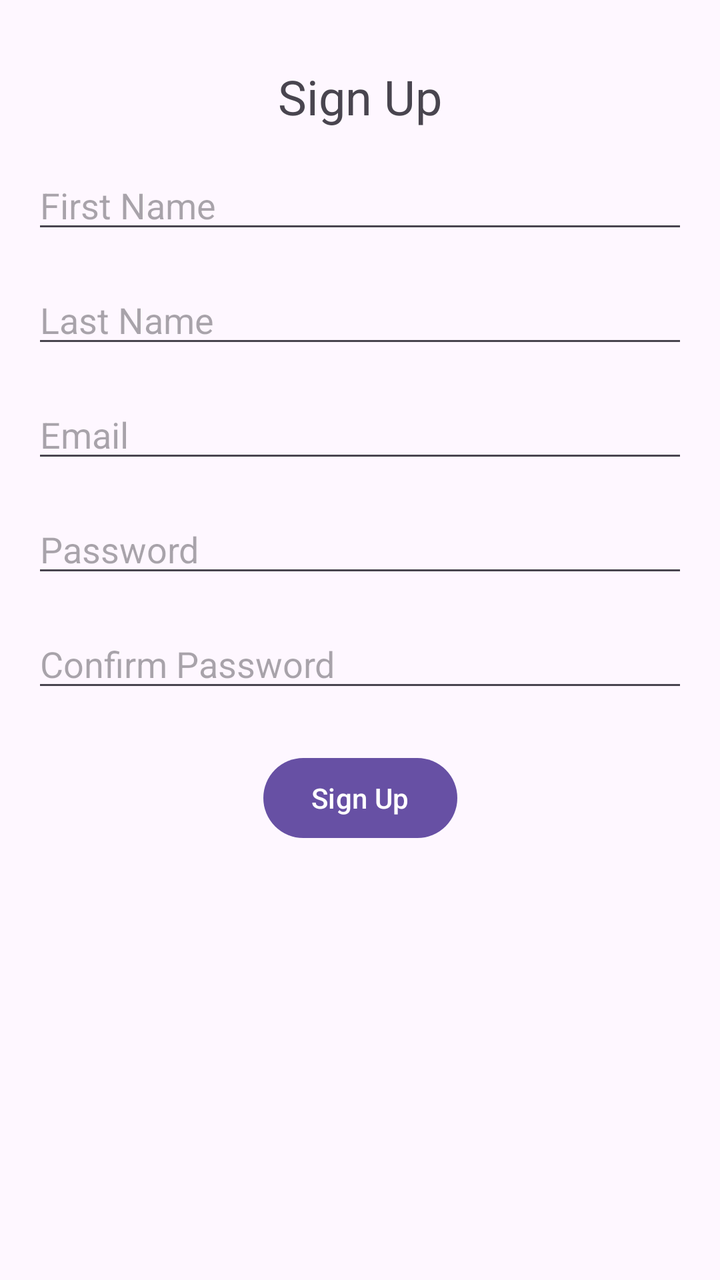
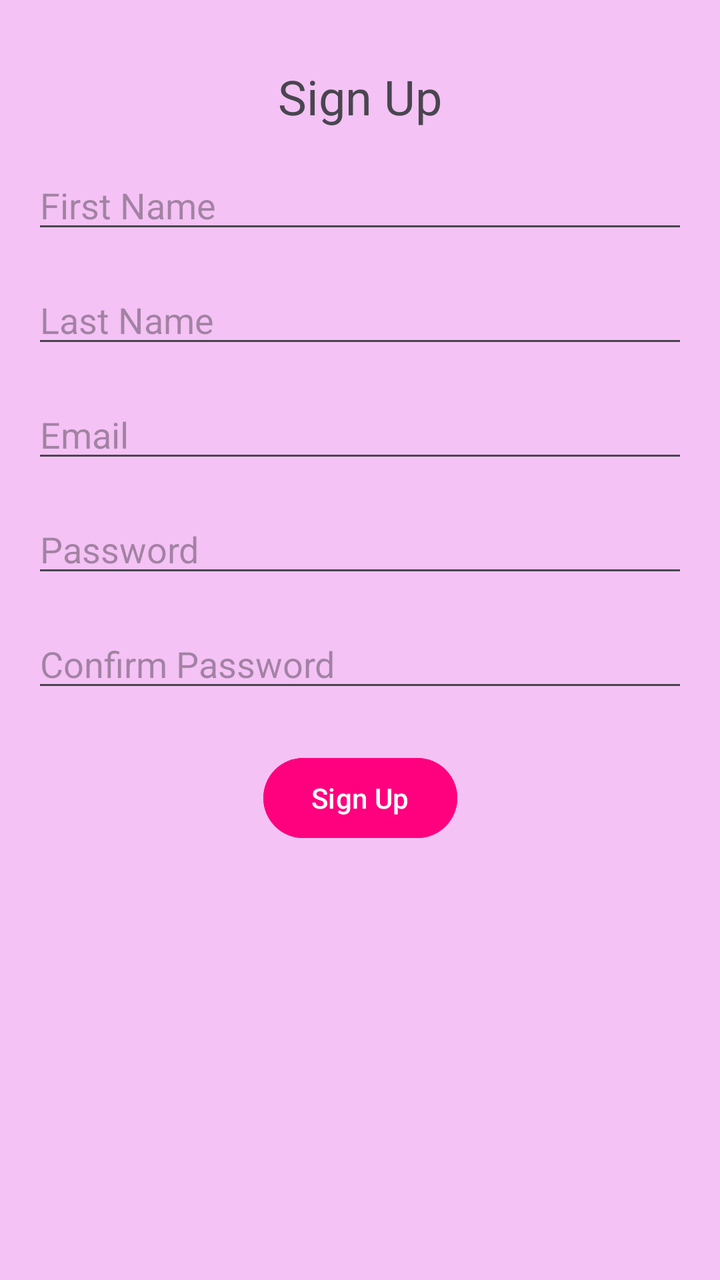

An Android layout rendered at two revisions. The XML below is the earlier revision; the diff shows what the commit changed to produce the second picture.
<!-- AndroidManifest.xml: activity theme Theme.BookingApp -->
<!-- res/layout/activity_signup.xml -->
<?xml version="1.0" encoding="utf-8"?>
<androidx.constraintlayout.widget.ConstraintLayout
    xmlns:android="http://schemas.android.com/apk/res/android"
    xmlns:app="http://schemas.android.com/apk/res-auto"
    xmlns:tools="http://schemas.android.com/tools"
    android:layout_width="match_parent"
    android:layout_height="match_parent"
    tools:context=".SignupActivity">


    <TextView
        android:id="@+id/textViewSignupTitle"
        android:layout_width="wrap_content"
        android:layout_height="wrap_content"
        android:text="Sign Up"
        android:textSize="24sp"
        app:layout_constraintTop_toTopOf="parent"
        app:layout_constraintStart_toStartOf="parent"
        app:layout_constraintEnd_toEndOf="parent"
        android:layout_marginTop="32dp"/>

    <EditText
        android:id="@+id/editTextFirstName"
        android:layout_width="0dp"
        android:layout_height="wrap_content"
        android:hint="First Name"
        app:layout_constraintTop_toBottomOf="@id/textViewSignupTitle"
        app:layout_constraintStart_toStartOf="parent"
        app:layout_constraintEnd_toEndOf="parent"
        android:layout_marginTop="16dp"
        android:layout_marginStart="16dp"
        android:layout_marginEnd="16dp"/>

    <EditText
        android:id="@+id/editTextLastName"
        android:layout_width="0dp"
        android:layout_height="wrap_content"
        android:hint="Last Name"
        app:layout_constraintTop_toBottomOf="@id/editTextFirstName"
        app:layout_constraintStart_toStartOf="parent"
        app:layout_constraintEnd_toEndOf="parent"
        android:layout_marginTop="16dp"
        android:layout_marginStart="16dp"
        android:layout_marginEnd="16dp"/>

    <EditText
        android:id="@+id/editTextEmail"
        android:layout_width="0dp"
        android:layout_height="wrap_content"
        android:hint="Email"
        android:inputType="textEmailAddress"
        app:layout_constraintTop_toBottomOf="@id/editTextLastName"
        app:layout_constraintStart_toStartOf="parent"
        app:layout_constraintEnd_toEndOf="parent"
        android:layout_marginTop="16dp"
        android:layout_marginStart="16dp"
        android:layout_marginEnd="16dp"/>

    <EditText
        android:id="@+id/editTextPassword"
        android:layout_width="0dp"
        android:layout_height="wrap_content"
        android:hint="Password"
        android:inputType="textPassword"
        app:layout_constraintTop_toBottomOf="@id/editTextEmail"
        app:layout_constraintStart_toStartOf="parent"
        app:layout_constraintEnd_toEndOf="parent"
        android:layout_marginTop="16dp"
        android:layout_marginStart="16dp"
        android:layout_marginEnd="16dp"/>

    <EditText
        android:id="@+id/editTextConfirmPassword"
        android:layout_width="0dp"
        android:layout_height="wrap_content"
        android:hint="Confirm Password"
        android:inputType="textPassword"
        app:layout_constraintTop_toBottomOf="@id/editTextPassword"
        app:layout_constraintStart_toStartOf="parent"
        app:layout_constraintEnd_toEndOf="parent"
        android:layout_marginTop="16dp"
        android:layout_marginStart="16dp"
        android:layout_marginEnd="16dp"/>

    <Button
        android:id="@+id/buttonSignupSubmit"
        android:layout_width="wrap_content"
        android:layout_height="wrap_content"
        android:text="Sign Up"
        app:layout_constraintTop_toBottomOf="@id/editTextConfirmPassword"
        app:layout_constraintStart_toStartOf="parent"
        app:layout_constraintEnd_toEndOf="parent"
        android:layout_marginTop="24dp"
        android:layout_marginBottom="24dp"/>
</androidx.constraintlayout.widget.ConstraintLayout>
<!-- resources referenced by this layout -->
<resources>
  <style name="Theme.BookingApp" parent="Base.Theme.BookingApp" />
  <style name="Base.Theme.BookingApp" parent="Theme.Material3.DayNight.NoActionBar">
          
          
      </style>
</resources>

<!-- the commit's change to res/layout/activity_signup.xml (unified diff, before → after) -->
@@ -5,6 +5,7 @@
     xmlns:tools="http://schemas.android.com/tools"
     android:layout_width="match_parent"
     android:layout_height="match_parent"
+    android:background="@color/pink"
     tools:context=".SignupActivity">
 
 
@@ -86,6 +87,7 @@
         android:id="@+id/buttonSignupSubmit"
         android:layout_width="wrap_content"
         android:layout_height="wrap_content"
+        android:backgroundTint="@color/dark_pink"
         android:text="Sign Up"
         app:layout_constraintTop_toBottomOf="@id/editTextConfirmPassword"
         app:layout_constraintStart_toStartOf="parent"
<!-- resource entries referenced after the edit -->
@@ -1,5 +1,7 @@
 <!-- resources referenced by this layout -->
 <resources>
+  <color name="dark_pink">#FF007F</color>
+  <color name="pink">#F4C2F4</color>
   <style name="Theme.BookingApp" parent="Base.Theme.BookingApp" />
   <style name="Base.Theme.BookingApp" parent="Theme.Material3.DayNight.NoActionBar">
           
